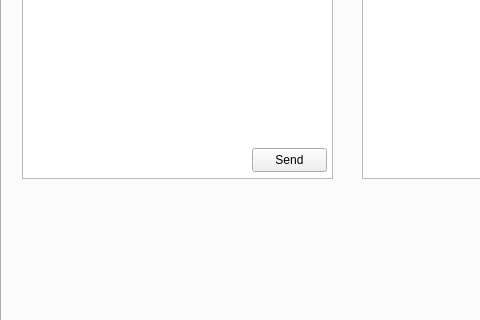
The window that MotorControl/MotorControl/mainwindow.ui (libriIPcko/RVC) describes before a commit, drawn with Qt 5; both pictures show x 0 to 480 and y 118 to 438 of the 800 by 600 pixel window.
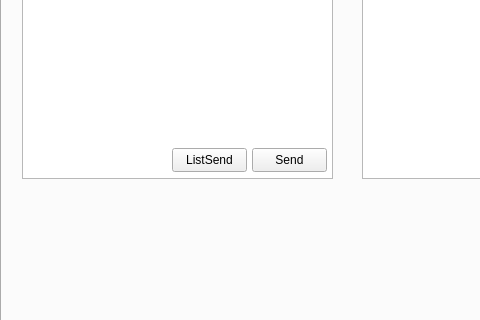
The same window after the commit.

Diff of the .ui file:
```diff
--- a/MotorControl/MotorControl/mainwindow.ui
+++ b/MotorControl/MotorControl/mainwindow.ui
@@ -89,6 +89,19 @@
        <string>Send</string>
       </property>
      </widget>
+     <widget class="QPushButton" name="pushButton_ListSendBtn">
+      <property name="geometry">
+       <rect>
+        <x>170</x>
+        <y>240</y>
+        <width>75</width>
+        <height>24</height>
+       </rect>
+      </property>
+      <property name="text">
+       <string>ListSend</string>
+      </property>
+     </widget>
     </widget>
     <widget class="QWidget" name="tab_2">
      <attribute name="title">
```
